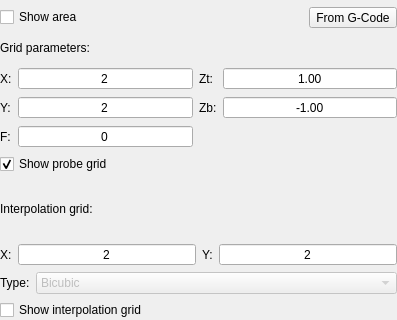
Before: the Qt Designer form src/gpilot/ui/forms/partials/main/partmainheightmap.ui in etet100/AstroCore-GCode-Sender, drawn with Qt 5; both pictures show x 0 to 397 and y 261 to 581 of the 397 by 581 pixel window.
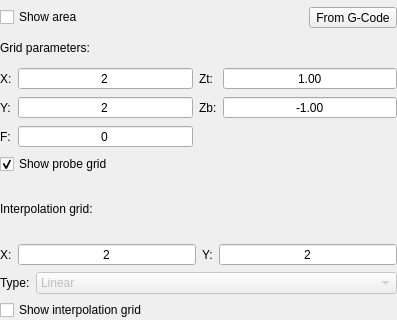
After: the same form once the commit is applied. Custom widgets are drawn as their Qt base class.

What changed in the file:
```diff
--- a/src/gpilot/ui/forms/partials/main/partmainheightmap.ui
+++ b/src/gpilot/ui/forms/partials/main/partmainheightmap.ui
@@ -805,6 +805,16 @@
               <verstretch>0</verstretch>
              </sizepolicy>
             </property>
+            <item>
+             <property name="text">
+              <string>Linear</string>
+             </property>
+            </item>
+            <item>
+             <property name="text">
+              <string>Bilinear</string>
+             </property>
+            </item>
             <item>
              <property name="text">
               <string>Bicubic</string>
```
Left out of the diff: 48 changed lines with no effect on the pictures.
